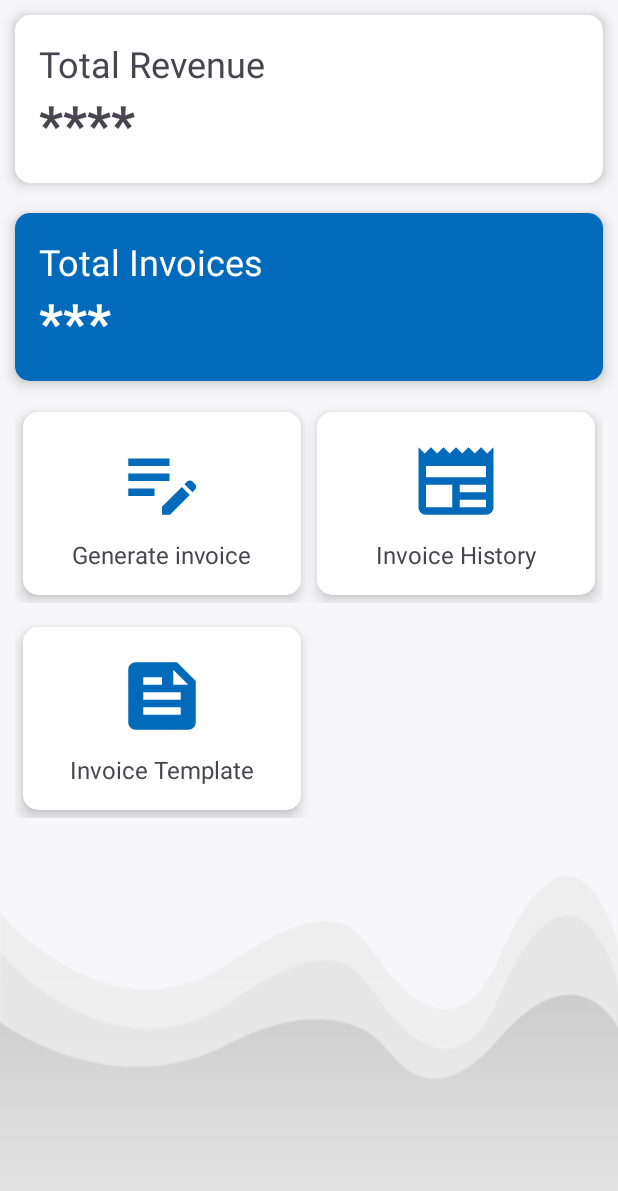
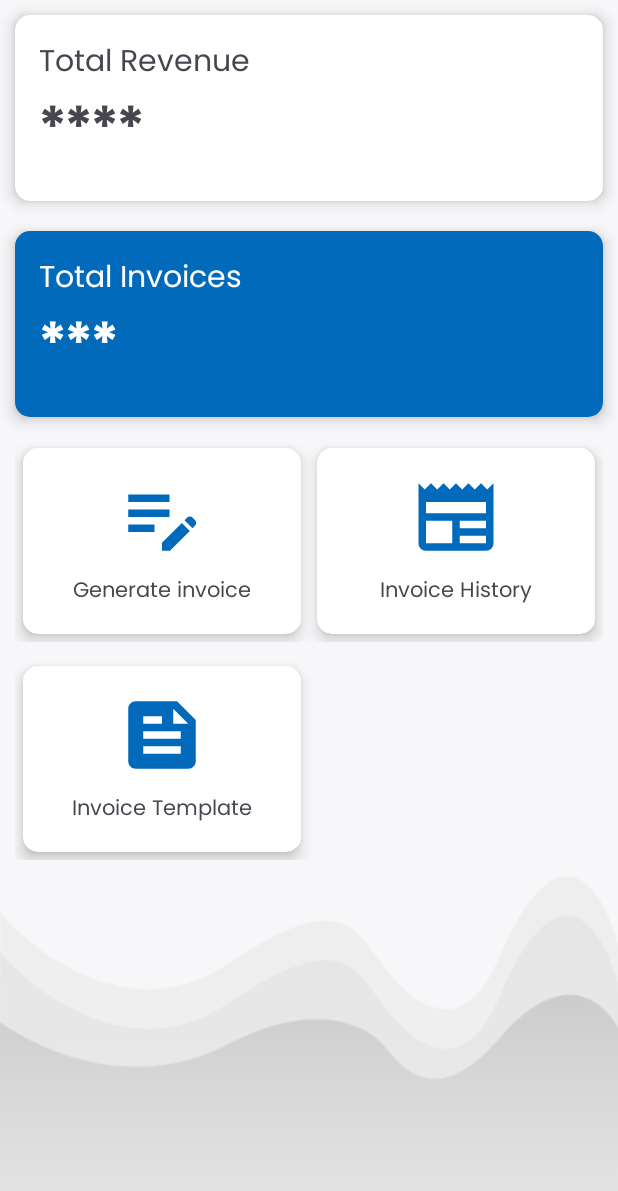
Before and after one commit to Abdul-Rehman-Ali/Royal_Journey_Tourism, an Android app: the layout fragment_home.xml on its own in the app's theme, with its tools: preview values and no code run, on a phone screen of 412 x 824 dp. Shown: the top 1191 px of the screen. Run offline under Robolectric (Android 15) with nearby library versions, the phone set to English and light mode, and no system bars.

Commit message:
About Us

```diff
--- a/app/src/main/res/layout/fragment_home.xml
+++ b/app/src/main/res/layout/fragment_home.xml
@@ -32,13 +32,15 @@
                     android:layout_width="wrap_content"
                     android:layout_height="wrap_content"
                     android:text="Total Revenue"
-                    android:textSize="24sp" />
+                    android:fontFamily="@font/poppins_regular"
+                    android:textSize="20sp" />
 
                 <TextView
                     android:id="@+id/totalRevenueCount"
                     android:layout_width="wrap_content"
                     android:layout_height="wrap_content"
                     android:text="****"
+                    android:fontFamily="@font/poppins_regular"
                     android:textStyle="bold"
                     android:textSize="35sp"/>
             </LinearLayout>
@@ -64,13 +66,15 @@
                     android:layout_height="wrap_content"
                     android:text="Total Invoices"
                     android:textColor="@color/white"
-                    android:textSize="24sp"/>
+                    android:fontFamily="@font/poppins_regular"
+                    android:textSize="20sp"/>
 
                 <TextView
                     android:id="@+id/totalInvoiceCount"
                     android:layout_width="wrap_content"
                     android:layout_height="wrap_content"
                     android:textColor="@color/white"
+                    android:fontFamily="@font/poppins_regular"
                     android:text="***"
                     android:textStyle="bold"
                     android:textSize="35sp"/>
@@ -116,7 +120,8 @@
                         android:layout_width="wrap_content"
                         android:layout_height="wrap_content"
                         android:text="Generate invoice"
-                        android:textSize="16sp"
+                        android:textSize="14sp"
+                        android:fontFamily="@font/poppins_regular"
                         android:layout_marginTop="8dp"/>
                 </LinearLayout>
             </androidx.cardview.widget.CardView>
@@ -148,7 +153,8 @@
                         android:layout_width="wrap_content"
                         android:layout_height="wrap_content"
                         android:text="Invoice History"
-                        android:textSize="16sp"
+                        android:textSize="14sp"
+                        android:fontFamily="@font/poppins_regular"
                         android:layout_marginTop="8dp"/>
                 </LinearLayout>
             </androidx.cardview.widget.CardView>
@@ -193,8 +199,8 @@
                         android:layout_width="wrap_content"
                         android:layout_height="wrap_content"
                         android:text="Invoice Template"
-                        android:textSize="16sp"
-
+                        android:textSize="14sp"
+                        android:fontFamily="@font/poppins_regular"
                         android:layout_marginTop="8dp"/>
                 </LinearLayout>
             </androidx.cardview.widget.CardView>
```
Also changed, not shown: app/src/main/res/font/poppins_regular.ttf (added).
